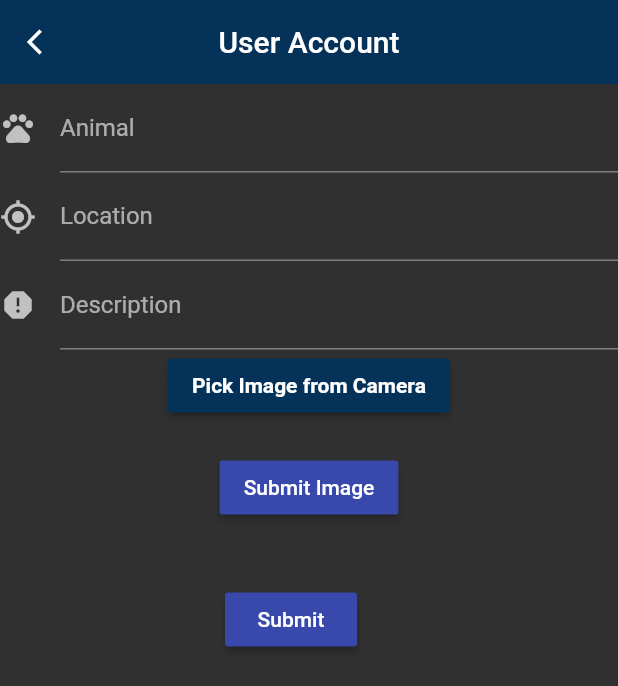
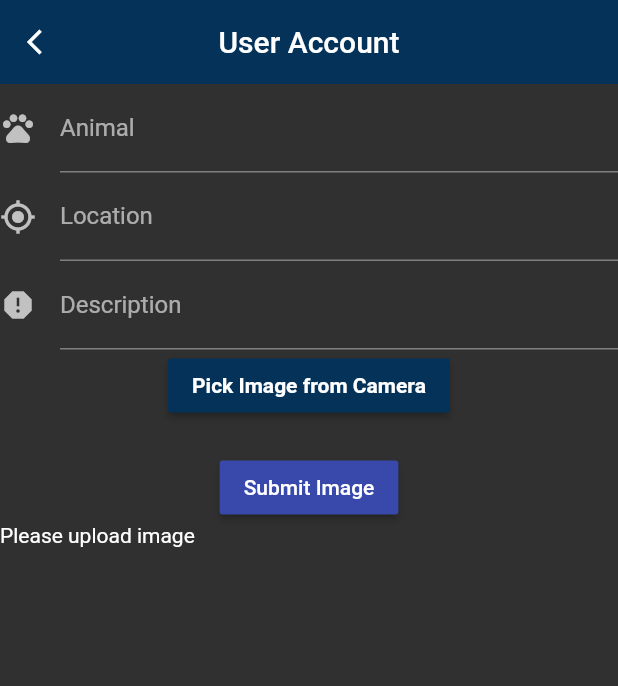
Before and after one commit to HASATD/DASS-Project, a Flutter app: the MyCustomForm screen opened directly with empty values, after a tap on "Submit Image", on a phone screen of 412 x 824 dp. Shown: the top 686 px of the screen. Run offline on Flutter 3.47's test engine with Material 2 defaults, Android fonts, the phone set to English and light mode, and no system bars; our stand-ins replace cloud_firestore, firebase_auth, firebase_core, firebase_storage, fluttertoast, google_sign_in and 2 more; accounts and stored records are empty.

Commit message:
useless code i think

```diff
--- a/petlove/lib/mainkk.dart
+++ b/petlove/lib/mainkk.dart
@@ -1,3 +1,5 @@
+// ignore_for_file: avoid_unnecessary_containers, deprecated_member_use, unnecessary_new
+
 import 'dart:io';
 import 'dart:math';
 
@@ -29,6 +31,7 @@ class MyCustomFormState extends State<MyCustomForm> {
   late User _user;
   File? image;
   String? imageURL;
+  bool uploadingDone = false;
 
   FirebaseStorage storage = FirebaseStorage.instance;
   final descriptionController = TextEditingController();
@@ -185,25 +188,39 @@ class MyCustomFormState extends State<MyCustomForm> {
                   const SizedBox(
                     height: 20,
                   ),
-                  new Container(
+                  uploadingDone
+                      ? Text('Upload done')
+                      : new Container(
                           child: new RaisedButton(
                           child: const Text('Submit Image'),
                           onPressed: () {
-                      if (image != null) {
-                        uploadFile().then((value) {
-                          this.imageURL = value;
-                          print(this.imageURL);
+                            // if (image != null) {
+                            //   uploadFile().then((value) {
+                            //     this.imageURL = value;
+                            //     setState(() {
+                            //       uploadingDone = true;
+                            //     });
+                            //     // print(this.imageURL);
+                            //   });
+                            // }
+                            FutureBuilder(
+                                future: uploadFile(),
+                                builder: (context, snapshot) {
+                                  if (snapshot.connectionState ==
+                                      ConnectionState.done) {
+                                    final data = snapshot.data as String;
+                                    return Text('$data');
+                                  } else {
+                                    return Text('Uploading...');
+                                  }
                                 });
-                      }
                           },
                         )),
-                  // image != null
-                  //     ? Image.file(image!)
-                  //     : Text("No image selected"),
                 ],
               ),
             ),
-            new Container(
+            uploadingDone
+                ? new Container(
                     padding: const EdgeInsets.only(left: 150.0, top: 40.0),
                     child: new RaisedButton(
                       child: const Text('Submit'),
@@ -216,7 +233,8 @@ class MyCustomFormState extends State<MyCustomForm> {
                           'Animal': animalController.text,
                         });
                       },
-                )),
+                    ))
+                : Text('Please upload image'),
           ],
         ),
       ),
```
Lines whose indentation alone changed are shown as unchanged.
